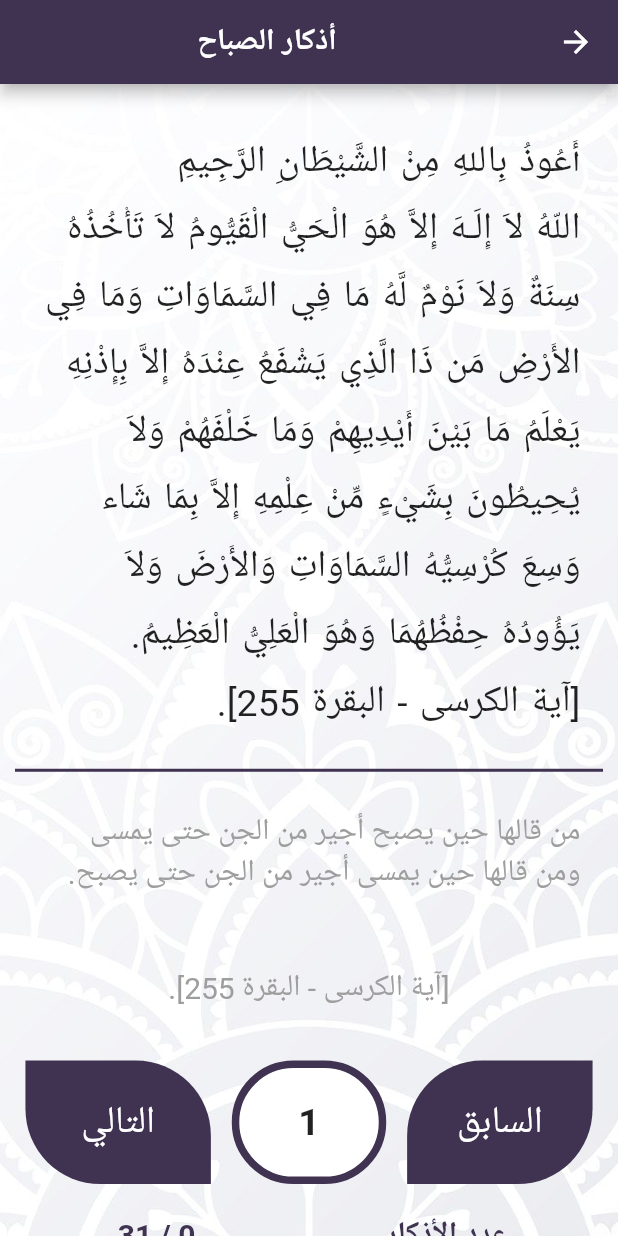
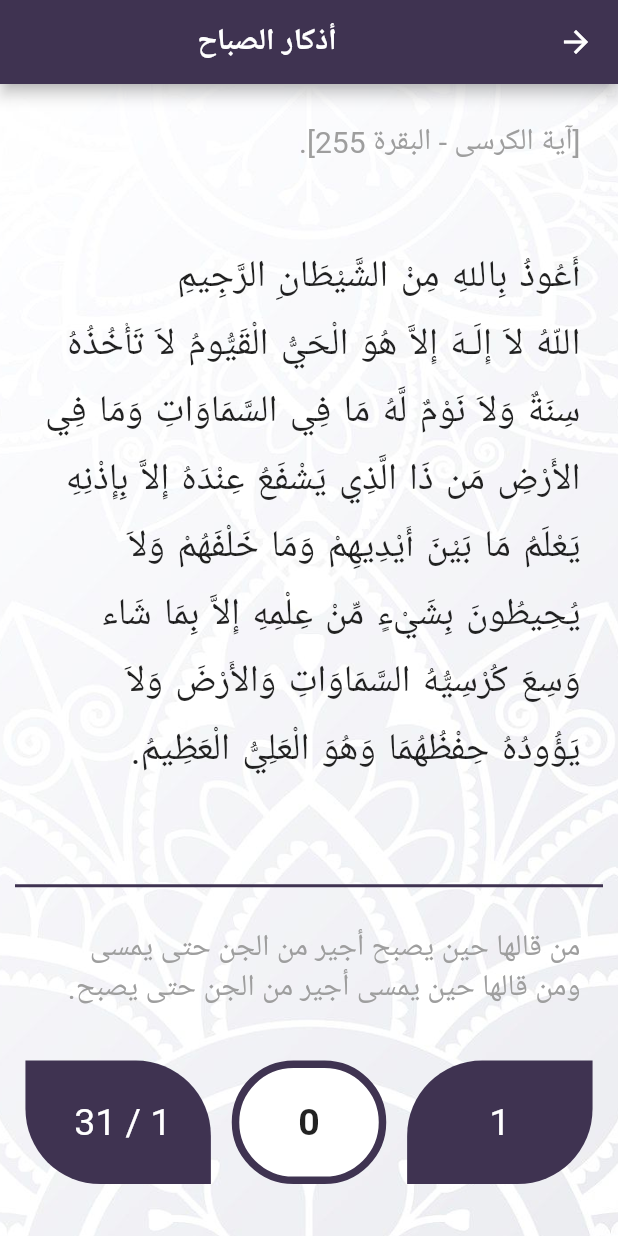
Before and after one commit to Azmaa22/Azkar, a Flutter app: the screen it shows after launch, after a tap on "أذكار الصباح", on a phone screen of 412 x 824 dp. Run offline on Flutter 3.47's test engine with Material 2 defaults, Android fonts, the phone set to English and light mode, and no system bars.

Commit message:
handle citation screen again

```diff
--- a/lib/main.dart
+++ b/lib/main.dart
@@ -14,7 +14,7 @@ class MyApp extends StatelessWidget {
   @override
   Widget build(BuildContext context) {
     return MaterialApp(
-      title: 'Flutter Demo',
+      debugShowCheckedModeBanner: false,
       theme: ThemeData(
         primaryColor: kPrimaryColor,
       ),
--- a/lib/screens/citation_screen/citation_screen.dart
+++ b/lib/screens/citation_screen/citation_screen.dart
@@ -1,12 +1,9 @@
-import 'dart:ui';
-
 import 'package:flutter/material.dart';
 import 'package:flutter_apps/data/models/citation_model.dart';
 import 'package:flutter_apps/data/repos/citation_repo.dart';
 import 'package:flutter_apps/screens/citation_screen/widgets/app_bar_container.dart';
 import 'package:flutter_apps/screens/citation_screen/widgets/citation_container.dart';
 import 'package:flutter_apps/screens/citation_screen/widgets/citation_counter.dart';
-import 'package:flutter_apps/screens/citation_screen/widgets/dialog_container.dart';
 import 'package:flutter_apps/screens/citation_screen/widgets/navigation_button.dart';
 import 'package:flutter_apps/utilities/constants/app_colors.dart';
 
@@ -16,8 +13,8 @@ class CitationScreen extends StatefulWidget {
       : super(key: key);
 
   @override
+  State<CitationScreen> createState() =>
       // ignore: no_logic_in_create_state
-  State<CitationScreen> createState() =>
       _CitationScreenState(currentCitation: currentCitation);
 }
 
@@ -26,63 +23,12 @@ class _CitationScreenState extends State<CitationScreen> {
   _CitationScreenState({required this.currentCitation});
   late List<Citation> citations;
   int citationNumber = 0;
-
-  void nextCitation() {
-    if (citationNumber >= 0 && citationNumber < citations.length - 1) {
-      setState(() {
-        citationNumber += 1;
-      });
-    } else {
-      showDialog(
-        context: context,
-        barrierDismissible: false, // user must tap button!
-        builder: (context) {
-          return const DialogContainer();
-        },
-      );
-    }
-  }
-
-  void previousCitation() {
-    if (citationNumber < 0 && citationNumber >= citations.length - 1) {
-      setState(() {
-        citationNumber -= 1;
-      });
-    } else {
-      showDialog(
-        context: context,
-        barrierDismissible: false, // user must tap button!
-        builder: (context) {
-          return AlertDialog(
-            title: const Text(
-              'لقد وصلت لبداية الأذكار',
-              textDirection: TextDirection.rtl,
-            ),
-            actions: [
-              TextButton(
-                onPressed: () {
-                  Navigator.of(context, rootNavigator: true).pop('dialog');
-                },
-                child: const Text(
-                  'حسناً',
-                  style: TextStyle(
-                    fontWeight: FontWeight.bold,
-                    fontSize: 20.0,
-                    color: kPrimaryColor,
-                  ),
-                ),
-              ),
-            ],
-          );
-        },
-      );
-    }
-  }
+  int completeNumber = 0;
 
   @override
   void initState() {
-    // TODO: implement initState
     super.initState();
+    completeNumber = 0;
     getCitations().then(
       (value) {
         setState(() {
@@ -97,6 +43,14 @@ class _CitationScreenState extends State<CitationScreen> {
         await getCurrentCitation(citation: currentCitation);
 
     return tempCitations;
+  }
+
+  final PageController _pageController = PageController();
+
+  @override
+  void dispose() {
+    _pageController.dispose();
+    super.dispose();
   }
 
   @override
@@ -126,11 +80,26 @@ class _CitationScreenState extends State<CitationScreen> {
                   fit: BoxFit.cover,
                 ),
               ),
-              child: Column(
-                //  mainAxisAlignment: MainAxisAlignment.spaceAround,
-                children: [
+              child: PageView.builder(
+                controller: _pageController,
+                itemCount: citations.length,
+                itemBuilder: (
+                  BuildContext context,
+                  int index,
+                ) {
+                  citationNumber = index;
+                  return CustomScrollView(
+                    shrinkWrap: true,
+                    slivers: [
+                      SliverList(
+                        delegate: SliverChildListDelegate(
+                          [
                             CitationContainer(
-                    citationText: citations[citationNumber].zekr,
+                              citationText: citations[citationNumber].reference,
+                              isReference: true,
+                            ),
+                            CitationContainer(
+                              citationText: citations[index].zekr,
                               isReference: false,
                             ),
                             const Divider(
@@ -141,75 +110,61 @@ class _CitationScreenState extends State<CitationScreen> {
                               thickness: 2,
                             ),
                             CitationContainer(
-                    citationText: citations[citationNumber].description,
+                              citationText:
+                                  citations[citationNumber].description,
                               isReference: true,
                             ),
-                  CitationContainer(
-                    citationText: citations[citationNumber].reference,
-                    isReference: true,
+                          ],
                         ),
-                  const Spacer(),
-                  Padding(
+                      ),
+                      SliverFillRemaining(
+                        hasScrollBody: false,
+                        child: Align(
+                          alignment: Alignment.bottomCenter,
+                          child: Padding(
                             padding: EdgeInsets.only(
-                      bottom: size.height * 0.1,
+                              bottom: size.height * 0.15,
                               left: 10.0,
                               right: 10.0,
                               top: 10.0,
                             ),
-                    child: Column(
-                      children: [
-                        Row(
+                            child: Row(
                               mainAxisAlignment: MainAxisAlignment.spaceAround,
                               children: [
-                            NavigationButton(
-                              title: 'السابق',
-                              onPress: () {
-                                print('previous');
-                                previousCitation();
-                              },
-                              isNext: false,
+                                NumberContainer(
+                                  title: '${citations[citationNumber].count}',
+                                  isLeft: false,
                                 ),
                                 CitationCounter(
-                              count: citations[citationNumber].count.toString(),
-                            ),
-                            NavigationButton(
-                              isNext: true,
-                              title: 'التالي',
+                                  count: completeNumber.toString(),
                                   onPress: () {
-                                print('next');
-                                nextCitation();
+                                    setState(() {
+                                      completeNumber += 1;
+                                      if (completeNumber ==
+                                          citations[citationNumber].count) {
+                                        _pageController.nextPage(
+                                          duration:
+                                              const Duration(milliseconds: 400),
+                                          curve: Curves.easeInOut,
+                                        );
+                                        completeNumber = 0;
+                                      }
+                                    });
                                   },
                                 ),
-                          ],
-                        ),
-                        const SizedBox(
-                          height: 20.0,
-                        ),
-                        Row(
-                          mainAxisAlignment: MainAxisAlignment.spaceAround,
-                          children: [
-                            const Text(
-                              'عدد الأذكار',
-                              style: TextStyle(
-                                color: kPrimaryColor,
-                                fontWeight: FontWeight.bold,
-                                fontSize: 20.0,
-                              ),
-                            ),
-                            Text(
-                              '$citationNumber / ${citations.length} ',
-                              style: const TextStyle(
-                                color: kPrimaryColor,
-                                fontWeight: FontWeight.bold,
-                                fontSize: 20.0,
-                              ),
-                            ),
-                          ],
+                                NumberContainer(
+                                  isLeft: true,
+                                  title:
+                                      '${citationNumber + 1} / ${citations.length} ',
                                 ),
                               ],
                             ),
                           ),
+                        ),
+                      ),
                     ],
+                  );
+                },
               ),
             ),
           ),
--- a/lib/screens/citation_screen/widgets/citation_counter.dart
+++ b/lib/screens/citation_screen/widgets/citation_counter.dart
@@ -2,12 +2,21 @@ import 'package:flutter/material.dart';
 
 class CitationCounter extends StatelessWidget {
   final String count;
-  const CitationCounter({Key? key, required this.count}) : super(key: key);
+  final Function onPress;
+  const CitationCounter({
+    Key? key,
+    required this.count,
+    required this.onPress,
+  }) : super(key: key);
 
   @override
   Widget build(BuildContext context) {
     final size = MediaQuery.of(context).size;
-    return Container(
+    return GestureDetector(
+      onTap: () {
+        onPress();
+      },
+      child: Container(
         width: size.width * 0.25,
         height: size.height * 0.1,
         decoration: BoxDecoration(
@@ -29,6 +38,7 @@ class CitationCounter extends StatelessWidget {
             ),
           ),
         ),
+      ),
     );
   }
 }
--- a/lib/screens/citation_screen/widgets/navigation_button.dart
+++ b/lib/screens/citation_screen/widgets/navigation_button.dart
@@ -1,33 +1,28 @@
 import 'package:flutter/material.dart';
 
-class NavigationButton extends StatelessWidget {
+class NumberContainer extends StatelessWidget {
   final String title;
-  final Function onPress;
-  final bool isNext;
-  const NavigationButton(
-      {Key? key,
+  final bool isLeft;
+
+  const NumberContainer({
+    Key? key,
     required this.title,
-      required this.onPress,
-      required this.isNext})
-      : super(key: key);
+    required this.isLeft,
+  }) : super(key: key);
 
   @override
   Widget build(BuildContext context) {
     final size = MediaQuery.of(context).size;
-    return GestureDetector(
-      onTap: () {
-        onPress();
-      },
-      child: Container(
+    return Container(
       width: size.width * 0.3,
       height: size.height * 0.1,
       decoration: BoxDecoration(
         color: const Color(0xff3F3351),
         borderRadius: BorderRadius.only(
-            topLeft: isNext ? Radius.zero : Radius.circular(50.0),
-            bottomRight: isNext ? Radius.zero : Radius.circular(50.0),
-            topRight: !isNext ? Radius.zero : Radius.circular(50.0),
-            bottomLeft: !isNext ? Radius.zero : Radius.circular(50.0),
+          topLeft: isLeft ? Radius.zero : const Radius.circular(50.0),
+          bottomRight: isLeft ? Radius.zero : const Radius.circular(50.0),
+          topRight: !isLeft ? Radius.zero : const Radius.circular(50.0),
+          bottomLeft: !isLeft ? Radius.zero : const Radius.circular(50.0),
         ),
       ),
       child: Center(
@@ -39,7 +34,6 @@ class NavigationButton extends StatelessWidget {
           ),
         ),
       ),
-      ),
     );
   }
 }
```
Also changed, not shown: assets/static_data/db.json (+66 -70 lines). Lines whose indentation alone changed are shown as unchanged.
